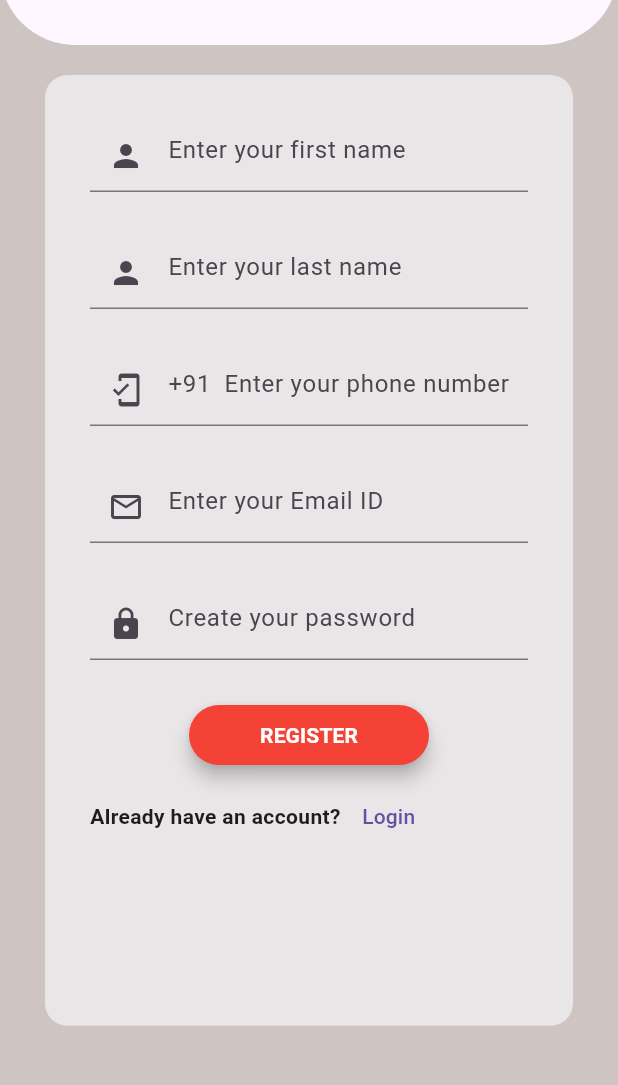
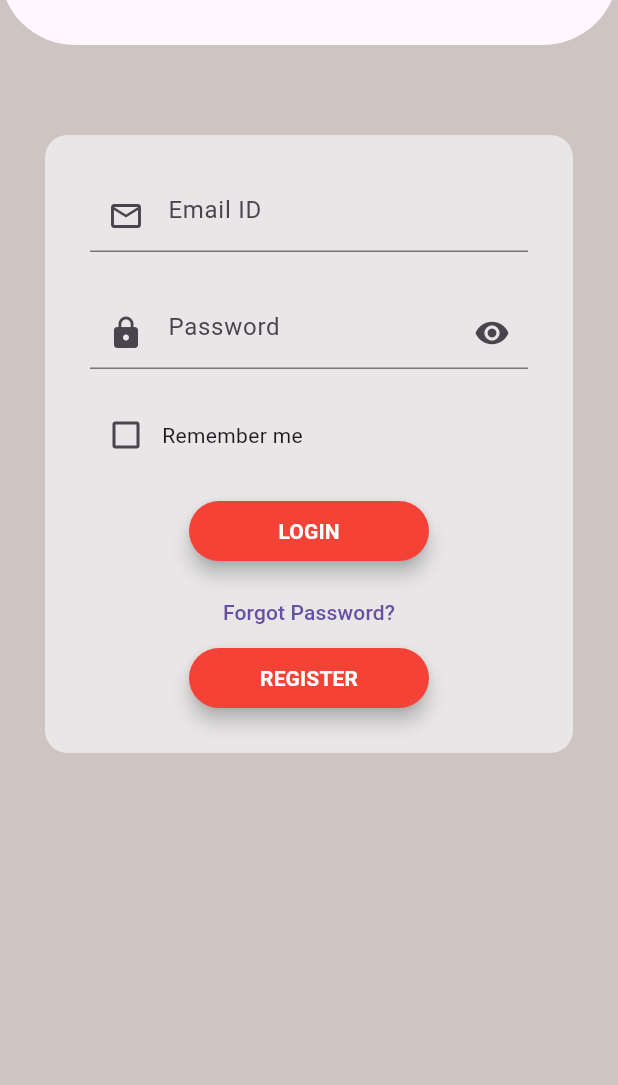
Before and after one commit to AiswaryaAjayakumar/smart_card, a Flutter app: the screen it shows after launch, after a tap on "Login", on a phone screen of 412 x 824 dp, the part 84-1169 px from its top. Run offline on Flutter 3.47's test engine with Material 3 defaults, Android fonts, the phone set to English and light mode, and no system bars.

Commit message:
updated login and register

```diff
--- /dev/null
+++ b/lib/utils/color_constants.dart
@@ -0,0 +1,7 @@
+import 'dart:ui';
+
+import 'package:flutter/material.dart';
+
+class ColorConstants {
+  static Color customRed = const Color(0xFFFF0000);
+}
--- a/lib/view/login_screen/login_screen.dart
+++ b/lib/view/login_screen/login_screen.dart
@@ -0,0 +1,159 @@
+import 'package:flutter/material.dart';
+
+class LoginScreen extends StatefulWidget {
+  const LoginScreen({super.key});
+
+  @override
+  State<LoginScreen> createState() => _LoginScreenState();
+}
+
+class _LoginScreenState extends State<LoginScreen> {
+  bool isChecked = false;
+  @override
+  Widget build(BuildContext context) {
+    return Scaffold(
+      backgroundColor: Color.fromARGB(255, 206, 197, 194),
+      appBar: AppBar(
+        automaticallyImplyLeading: false,
+        title: Column(
+          children: [
+            Image.asset(
+              "asset/images/Artboard.png",
+              fit: BoxFit.contain,
+              height: 80,
+            ),
+          ],
+        ),
+        centerTitle: true,
+        bottom: PreferredSize(
+            preferredSize: Size.fromHeight(30),
+            child: SizedBox(
+              height: 30,
+            )),
+        shape: RoundedRectangleBorder(
+            borderRadius: BorderRadius.only(
+                bottomLeft: Radius.circular(50),
+                bottomRight: Radius.circular(50))),
+      ),
+      body: SingleChildScrollView(
+        child: Padding(
+          padding: const EdgeInsets.symmetric(horizontal: 30, vertical: 60),
+          child: Container(
+            // height: MediaQuery.sizeOf(context).height / 1.3,
+            decoration: BoxDecoration(
+                borderRadius: BorderRadius.circular(15),
+                color: const Color.fromARGB(255, 232, 230, 230)),
+            child: Padding(
+              padding: const EdgeInsets.all(30),
+              child: Column(
+                mainAxisSize: MainAxisSize.min,
+                children: [
+                  // Container(
+                  //   decoration: BoxDecoration(
+                  //     borderRadius: BorderRadius.only(
+                  //         bottomLeft: Radius.circular(30),
+                  //         bottomRight: Radius.circular(30)),
+                  //     color: Colors.white,
+                  //   ),
+                  //   // ignore: sort_child_properties_last
+                  //   child: Column(
+                  //     children: [
+                  //       Image.asset(
+                  //         "asset/images/Artboard.png",
+                  //         scale: 9,
+                  //       ),
+                  //       Text(
+                  //         "REGISTER",
+                  //         style: TextStyle(fontWeight: FontWeight.bold, fontSize: 20),
+                  //       ),
+                  //     ],
+                  //   ),
+                  //   width: MediaQuery.sizeOf(context).width,
+                  //   height: MediaQuery.sizeOf(context).height / 5,
+                  // ),
+
+                  TextField(
+                    decoration: InputDecoration(
+                      prefixIcon: Icon(Icons.email_outlined),
+                      hintText: "Email ID",
+                      // hintStyle: TextStyle(fontSize: 15)
+                      //labelText: "Email"
+                    ),
+                  ),
+                  SizedBox(
+                    height: 30,
+                  ),
+                  TextField(
+                    decoration: InputDecoration(
+                      prefixIcon: Icon(Icons.lock),
+                      suffixIcon: Icon(Icons.remove_red_eye),
+                      hintText: "Password",
+                      // hintStyle: TextStyle(fontSize: 10)
+                      //labelText: "Password"
+                    ),
+                  ),
+                  SizedBox(
+                    height: 20,
+                  ),
+                  Row(
+                    children: [
+                      Checkbox(
+                        activeColor: Colors.grey,
+                        checkColor: Colors.red,
+                        value: isChecked,
+                        onChanged: (value) {
+                          if (value != null) {
+                            isChecked = value;
+                          }
+                          setState(() {});
+                        },
+                      ),
+                      Text("Remember me")
+                    ],
+                  ),
+                  SizedBox(
+                    height: 20,
+                  ),
+                  Container(
+                    height: 40,
+                    width: 160,
+                    child: ElevatedButton(
+                      style: ButtonStyle(
+                          elevation: WidgetStatePropertyAll(5),
+                          backgroundColor: WidgetStatePropertyAll(Colors.red)),
+                      onPressed: () {},
+                      child: Text(
+                        "LOGIN",
+                        style: TextStyle(
+                            color: Colors.white, fontWeight: FontWeight.bold),
+                      ),
+                    ),
+                  ),
+                  SizedBox(
+                    height: 10,
+                  ),
+                  TextButton(onPressed: () {}, child: Text("Forgot Password?")),
+                  Container(
+                    height: 40,
+                    width: 160,
+                    child: ElevatedButton(
+                      style: ButtonStyle(
+                          elevation: WidgetStatePropertyAll(5),
+                          backgroundColor: WidgetStatePropertyAll(Colors.red)),
+                      onPressed: () {},
+                      child: Text(
+                        "REGISTER",
+                        style: TextStyle(
+                            color: Colors.white, fontWeight: FontWeight.bold),
+                      ),
+                    ),
+                  ),
+                ],
+              ),
+            ),
+          ),
+        ),
+      ),
+    );
+  }
+}
--- a/lib/view/register_screen/register_screen.dart
+++ b/lib/view/register_screen/register_screen.dart
@@ -1,4 +1,5 @@
 import 'package:flutter/material.dart';
+import 'package:smart_card/view/login_screen/login_screen.dart';
 
 class RegisterScreen extends StatefulWidget {
   const RegisterScreen({super.key});
@@ -37,13 +38,14 @@ class _RegisterScreenState extends State<RegisterScreen> {
         child: Padding(
           padding: const EdgeInsets.symmetric(horizontal: 30, vertical: 20),
           child: Container(
-            height: MediaQuery.sizeOf(context).height / 1.3,
+            //height: MediaQuery.sizeOf(context).height / 1.3,
             decoration: BoxDecoration(
                 borderRadius: BorderRadius.circular(15),
                 color: const Color.fromARGB(255, 232, 230, 230)),
             child: Padding(
               padding: const EdgeInsets.all(30),
               child: Column(
+                mainAxisSize: MainAxisSize.min,
                 children: [
                   // Container(
                   //   decoration: BoxDecoration(
@@ -72,7 +74,8 @@ class _RegisterScreenState extends State<RegisterScreen> {
                   TextField(
                     decoration: InputDecoration(
                       prefixIcon: Icon(Icons.person),
-                      hintText: "Enter your first name",
+                      hintText: "First name",
+                      //hintStyle: TextStyle(fontSize: 15)
                       //labelText: "First Name"
                     ),
                   ),
@@ -82,7 +85,8 @@ class _RegisterScreenState extends State<RegisterScreen> {
                   TextField(
                     decoration: InputDecoration(
                       prefixIcon: Icon(Icons.person),
-                      hintText: "Enter your last name",
+                      hintText: "Last name",
+                      //hintStyle: TextStyle(fontSize: 15)
                       // labelText: "Last Name"
                     ),
                   ),
@@ -93,7 +97,8 @@ class _RegisterScreenState extends State<RegisterScreen> {
                     keyboardType: TextInputType.number,
                     decoration: InputDecoration(
                       prefixIcon: Icon(Icons.mobile_friendly),
-                      hintText: "+91  Enter your phone number",
+                      hintText: "+91 Phone number",
+                      // hintStyle: TextStyle(fontSize: 15)
                       //labelText: "+91  Phone Number"
                     ),
                   ),
@@ -103,7 +108,8 @@ class _RegisterScreenState extends State<RegisterScreen> {
                   TextField(
                     decoration: InputDecoration(
                       prefixIcon: Icon(Icons.email_outlined),
-                      hintText: "Enter your Email ID",
+                      hintText: "Email ID",
+                      // hintStyle: TextStyle(fontSize: 15)
                       //labelText: "Email"
                     ),
                   ),
@@ -113,7 +119,9 @@ class _RegisterScreenState extends State<RegisterScreen> {
                   TextField(
                     decoration: InputDecoration(
                       prefixIcon: Icon(Icons.lock),
-                      hintText: "Create your password",
+                      suffixIcon: Icon(Icons.remove_red_eye),
+                      hintText: "Password",
+                      // hintStyle: TextStyle(fontSize: 10)
                       //labelText: "Password"
                     ),
                   ),
@@ -147,7 +155,15 @@ class _RegisterScreenState extends State<RegisterScreen> {
                       // SizedBox(
                       //   width: 7,
                       // ),
-                      TextButton(onPressed: () {}, child: Text("Login"))
+                      TextButton(
+                          onPressed: () {
+                            Navigator.push(
+                                context,
+                                MaterialPageRoute(
+                                  builder: (context) => LoginScreen(),
+                                ));
+                          },
+                          child: Text("Login"))
                     ],
                   ),
                 ],
```
